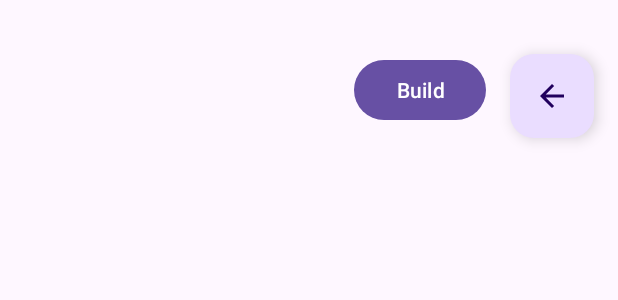
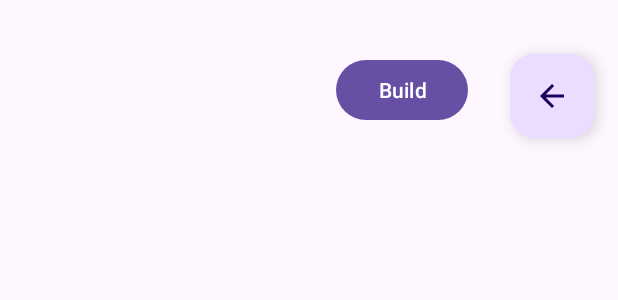
Before and after one commit to sanat-k1/Expert_System, an Android app: the layout activity_your_pc.xml on its own in the app's theme, with its tools: preview values and no code run, on a phone screen of 412 x 824 dp. Shown: the top 300 px of the screen. Run offline under Robolectric (Android 15) with nearby library versions, the phone set to English and light mode, and no system bars.

```diff
--- a/app/src/main/java/com/example/pchelper/YourPC.kt
+++ b/app/src/main/java/com/example/pchelper/YourPC.kt
@@ -139,11 +139,11 @@ class YourPC : AppCompatActivity() {
                 vram.text = "Vram : "+gpuVram.toString()+"GB"
                 val clock = findViewById<TextView>(R.id.gpuclock)
                 clock.text = "Clock : "+gpuClock.toString()+"GHz"
-                val img = findViewById<ImageView>(R.id.imageView)
-                // Construct the resource identifier dynamically
-//                val resourceId = resources.getIdentifier(gpuimg, "drawable", packageName)
-//                // Set the image resource using the constructed identifier
-//                img.setImageResource(resourceId)
+                val img = findViewById<ImageView>(R.id.gpuimg)
+//                 Construct the resource identifier dynamically
+                val resourceId = resources.getIdentifier(gpuimg, "drawable", packageName)
+                // Set the image resource using the constructed identifier
+                img.setImageResource(resourceId)
             } else {
                 // Handle case when GPU is not found
                 val vram = findViewById<TextView>(R.id.gpuvram)
--- a/app/src/main/res/layout/activity_your_pc.xml
+++ b/app/src/main/res/layout/activity_your_pc.xml
@@ -29,51 +29,53 @@
         android:textStyle="bold"
         app:layout_constraintStart_toStartOf="parent"
         app:layout_constraintTop_toTopOf="parent" />
+
     <Button
         android:id="@+id/get_info"
         android:layout_width="wrap_content"
         android:layout_height="wrap_content"
         android:layout_marginTop="16dp"
-        android:layout_marginEnd="88dp"
+        android:layout_marginEnd="100dp"
         android:text="Build"
         app:layout_constraintEnd_toEndOf="parent"
         app:layout_constraintTop_toTopOf="parent" />
+
     <TextView
         android:id="@+id/textView5"
         android:layout_width="wrap_content"
         android:layout_height="wrap_content"
         android:layout_alignParentEnd="true"
         android:layout_alignParentBottom="true"
-        android:layout_marginStart="16dp"
+        android:layout_marginStart="8dp"
         android:layout_marginTop="93dp"
         android:text="CPU: "
+        android:textStyle="bold"
         android:visibility="invisible"
-        android:textStyle="bold"
         app:layout_constraintStart_toStartOf="parent"
         app:layout_constraintTop_toTopOf="parent" />
 
     <ImageView
         android:id="@+id/cpuimg"
-        android:layout_width="256dp"
-        android:layout_height="139dp"
-        android:layout_marginStart="8dp"
+        android:layout_width="240dp"
+        android:layout_height="140dp"
         android:layout_marginTop="29dp"
         app:layout_constraintStart_toEndOf="@+id/textView5"
         app:layout_constraintTop_toBottomOf="@+id/get_info" />
+
     <TextView
         android:id="@+id/cpuname"
+        android:layout_width="wrap_content"
         android:layout_height="wrap_content"
-        android:layout_width="wrap_content"
-        android:layout_marginStart="120dp"
+        android:layout_marginStart="90dp"
         android:layout_marginTop="8dp"
         app:layout_constraintStart_toStartOf="parent"
-        app:layout_constraintTop_toBottomOf="@+id/cpuimg"/>
+        app:layout_constraintTop_toBottomOf="@+id/cpuimg" />
 
     <TextView
         android:id="@+id/cpucore"
         android:layout_width="wrap_content"
         android:layout_height="wrap_content"
-        android:layout_marginStart="8dp"
+        android:layout_marginStart="4dp"
         android:layout_marginTop="40dp"
         app:layout_constraintStart_toEndOf="@+id/cpuimg"
         app:layout_constraintTop_toBottomOf="@+id/get_info" />
@@ -82,7 +84,7 @@
         android:id="@+id/cpuclock"
         android:layout_width="wrap_content"
         android:layout_height="wrap_content"
-        android:layout_marginStart="8dp"
+        android:layout_marginStart="4dp"
         android:layout_marginTop="24dp"
         app:layout_constraintStart_toEndOf="@+id/cpuimg"
         app:layout_constraintTop_toBottomOf="@+id/cpucore" />
@@ -91,7 +93,7 @@
         android:id="@+id/cpuprice"
         android:layout_width="wrap_content"
         android:layout_height="wrap_content"
-        android:layout_marginStart="8dp"
+        android:layout_marginStart="4dp"
         android:layout_marginTop="24dp"
         app:layout_constraintStart_toEndOf="@+id/cpuimg"
         app:layout_constraintTop_toBottomOf="@+id/cpuclock" />
@@ -101,19 +103,18 @@
         android:id="@+id/textView6"
         android:layout_width="wrap_content"
         android:layout_height="wrap_content"
-        android:layout_marginStart="16dp"
+        android:layout_marginStart="8dp"
         android:layout_marginTop="32dp"
         android:text="GPU: "
+        android:textStyle="bold"
         android:visibility="invisible"
-        android:textStyle="bold"
         app:layout_constraintStart_toStartOf="parent"
         app:layout_constraintTop_toBottomOf="@+id/cpuname" />
 
     <ImageView
         android:id="@+id/gpuimg"
-        android:layout_width="256dp"
-        android:layout_height="139dp"
-        android:layout_marginStart="8dp"
+        android:layout_width="239dp"
+        android:layout_height="140dp"
         android:layout_marginTop="32dp"
         app:layout_constraintStart_toEndOf="@+id/textView6"
         app:layout_constraintTop_toBottomOf="@+id/cpuname" />
@@ -122,7 +123,7 @@
         android:id="@+id/gpuname"
         android:layout_width="wrap_content"
         android:layout_height="wrap_content"
-        android:layout_marginStart="120dp"
+        android:layout_marginStart="90dp"
         android:layout_marginTop="8dp"
         app:layout_constraintStart_toStartOf="parent"
         app:layout_constraintTop_toBottomOf="@+id/gpuimg" />
@@ -131,7 +132,7 @@
         android:id="@+id/gpuprice"
         android:layout_width="wrap_content"
         android:layout_height="wrap_content"
-        android:layout_marginStart="8dp"
+        android:layout_marginStart="4dp"
         android:layout_marginTop="56dp"
         app:layout_constraintStart_toEndOf="@+id/gpuimg"
         app:layout_constraintTop_toBottomOf="@+id/cpuname" />
@@ -140,7 +141,7 @@
         android:id="@+id/gpuvram"
         android:layout_width="wrap_content"
         android:layout_height="wrap_content"
-        android:layout_marginStart="8dp"
+        android:layout_marginStart="4dp"
         android:layout_marginTop="24dp"
         app:layout_constraintStart_toEndOf="@+id/gpuimg"
         app:layout_constraintTop_toBottomOf="@+id/gpuprice" />
@@ -149,7 +150,7 @@
         android:id="@+id/gpuclock"
         android:layout_width="wrap_content"
         android:layout_height="wrap_content"
-        android:layout_marginStart="8dp"
+        android:layout_marginStart="4dp"
         android:layout_marginTop="24dp"
         app:layout_constraintStart_toEndOf="@+id/gpuimg"
         app:layout_constraintTop_toBottomOf="@+id/gpuvram" />
@@ -160,18 +161,19 @@
         android:layout_width="wrap_content"
         android:layout_height="wrap_content"
         android:layout_marginStart="16dp"
-        android:layout_marginTop="32dp"
+        android:layout_marginTop="42dp"
         android:text="SSD: "
+        android:textStyle="bold"
         android:visibility="invisible"
-        android:textStyle="bold"
         app:layout_constraintStart_toStartOf="parent"
         app:layout_constraintTop_toBottomOf="@+id/gpuname" />
+
     <TextView
         android:id="@+id/ssdcapacity"
         android:layout_width="wrap_content"
         android:layout_height="wrap_content"
         android:layout_marginStart="24dp"
-        android:layout_marginTop="32dp"
+        android:layout_marginTop="45dp"
         app:layout_constraintStart_toEndOf="@+id/textView7"
         app:layout_constraintTop_toBottomOf="@+id/gpuname" />
 
@@ -180,7 +182,7 @@
         android:layout_width="wrap_content"
         android:layout_height="wrap_content"
         android:layout_marginStart="24dp"
-        android:layout_marginTop="32dp"
+        android:layout_marginTop="45dp"
         app:layout_constraintStart_toEndOf="@+id/ssdcapacity"
         app:layout_constraintTop_toBottomOf="@+id/gpuname" />
 
@@ -219,7 +221,7 @@
         android:layout_width="wrap_content"
         android:layout_height="wrap_content"
         android:layout_marginStart="74dp"
-        android:layout_marginTop="50dp"
+        android:layout_marginTop="69dp"
         android:textSize="20dp"
         android:textStyle="bold"
         app:layout_constraintStart_toStartOf="parent"
```
Also changed, not shown: app/src/main/res/drawable/i12700k.png, app/src/main/res/drawable/i13600k.png, app/src/main/res/drawable/password.webp (deleted), 1 other file.
